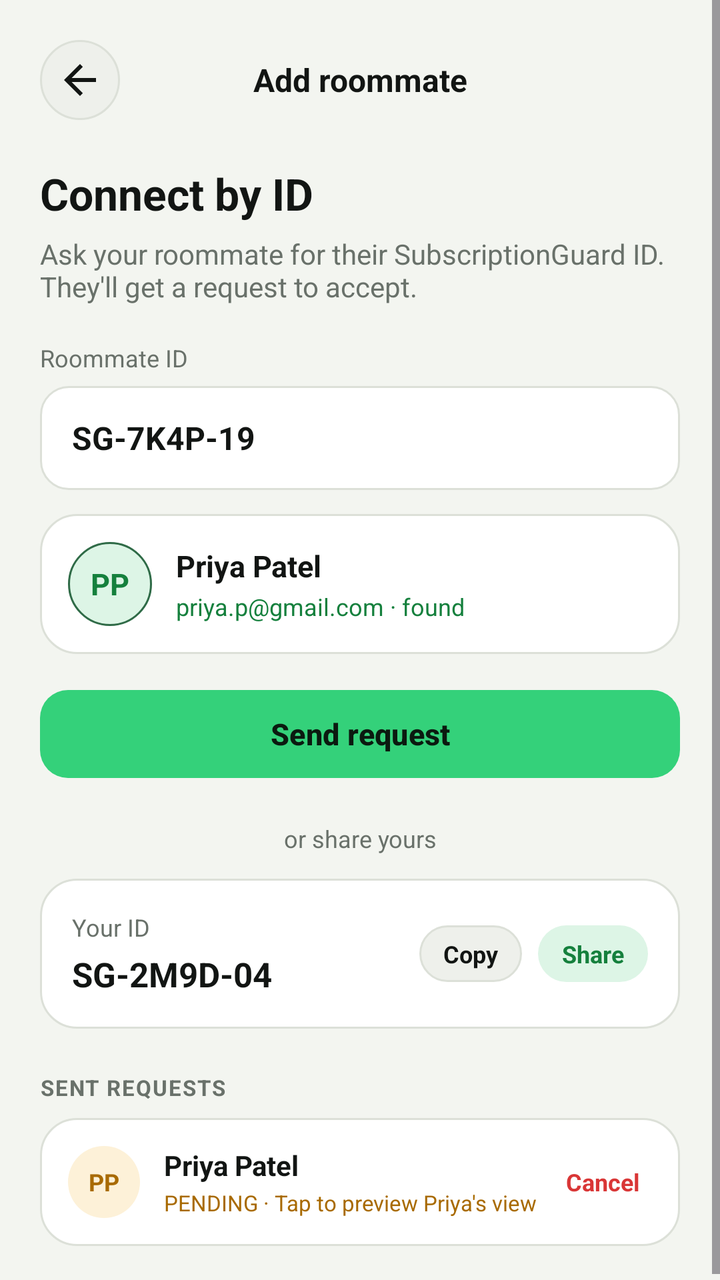
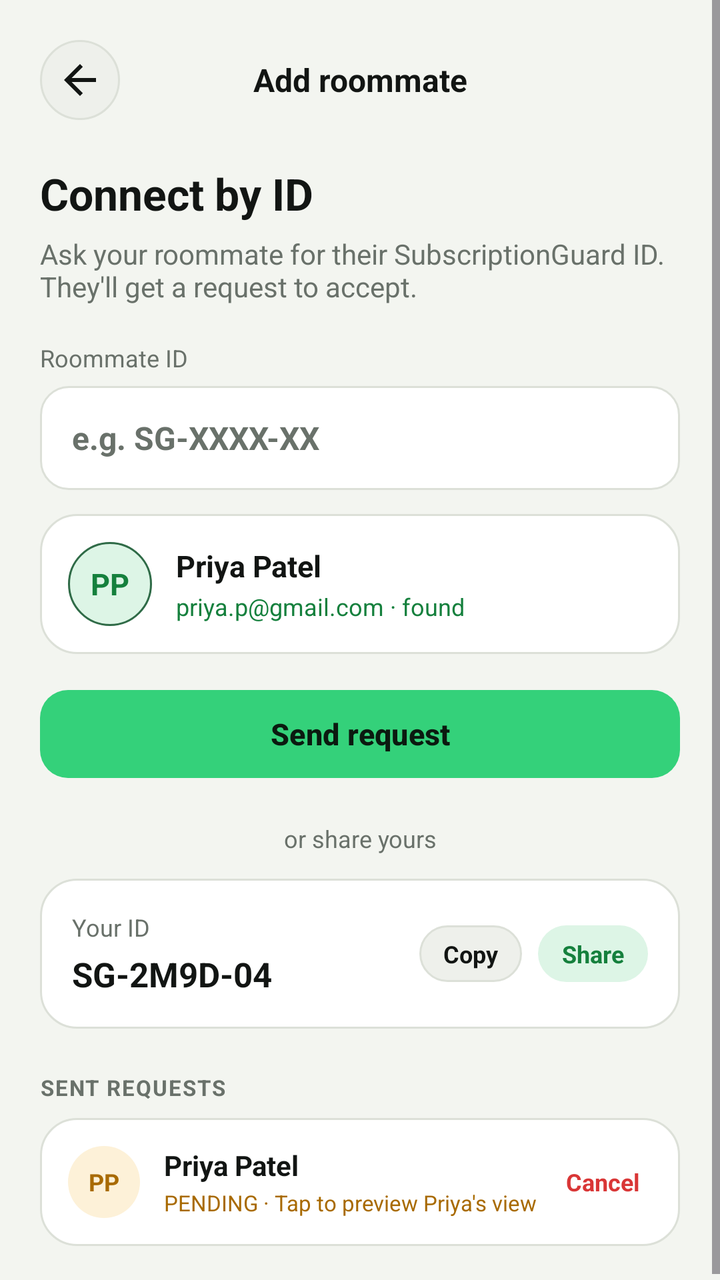

Before-and-after screenshots of an Android layout around one commit, followed by the original layout XML and the change that was made.
<!-- AndroidManifest.xml: application theme Theme.SubGuard -->
<!-- res/layout/fragment_add_roommate.xml -->
<?xml version="1.0" encoding="utf-8"?>
<ScrollView xmlns:android="http://schemas.android.com/apk/res/android"
    xmlns:app="http://schemas.android.com/apk/res-auto"
    android:layout_width="match_parent"
    android:layout_height="match_parent"
    android:background="@color/app_background"
    android:fillViewport="true">

    <LinearLayout
        android:layout_width="match_parent"
        android:layout_height="wrap_content"
        android:orientation="vertical"
        android:padding="20dp">

        
        <LinearLayout
            android:layout_width="match_parent"
            android:layout_height="wrap_content"
            android:gravity="center_vertical"
            android:orientation="horizontal">

            <ImageButton
                android:id="@+id/btn_back"
                android:layout_width="40dp"
                android:layout_height="40dp"
                android:background="@drawable/bg_circle_elevated"
                android:contentDescription="Back"
                android:src="@drawable/ic_arrow_back"
                app:tint="@color/text_primary" />

            <TextView
                android:layout_width="0dp"
                android:layout_height="wrap_content"
                android:layout_marginEnd="40dp"
                android:layout_weight="1"
                android:gravity="center"
                android:text="Add roommate"
                android:textColor="@color/text_primary"
                android:textSize="16sp"
                android:textStyle="bold" />
        </LinearLayout>

        <TextView
            android:layout_width="match_parent"
            android:layout_height="wrap_content"
            android:layout_marginTop="22dp"
            android:text="Connect by ID"
            android:textColor="@color/text_primary"
            android:textSize="22sp"
            android:textStyle="bold" />

        <TextView
            android:layout_width="match_parent"
            android:layout_height="wrap_content"
            android:layout_marginTop="6dp"
            android:text="Ask your roommate for their SubscriptionGuard ID. They'll get a request to accept."
            android:textColor="@color/text_secondary"
            android:textSize="14sp" />

        
        <TextView
            android:layout_width="match_parent"
            android:layout_height="wrap_content"
            android:layout_marginTop="18dp"
            android:text="Roommate ID"
            android:textColor="@color/text_secondary"
            android:textSize="12sp" />

        <EditText
            android:id="@+id/et_roommate_id"
            android:layout_width="match_parent"
            android:layout_height="52dp"
            android:layout_marginTop="6dp"
            android:background="@drawable/bg_input_field"
            android:importantForAutofill="no"
            android:inputType="textCapCharacters"
            android:paddingHorizontal="16dp"
            android:text="SG-7K4P-19"
            android:textColor="@color/text_primary"
            android:textSize="16sp"
            android:textStyle="bold" />

        
        <LinearLayout
            android:layout_width="match_parent"
            android:layout_height="wrap_content"
            android:layout_marginTop="12dp"
            android:background="@drawable/bg_card_rounded"
            android:gravity="center_vertical"
            android:orientation="horizontal"
            android:padding="14dp">

            <TextView
                android:layout_width="42dp"
                android:layout_height="42dp"
                android:background="@drawable/bg_circle_green"
                android:gravity="center"
                android:text="PP"
                android:textColor="@color/accent_green_text"
                android:textSize="15sp"
                android:textStyle="bold" />

            <LinearLayout
                android:layout_width="0dp"
                android:layout_height="wrap_content"
                android:layout_marginStart="12dp"
                android:layout_weight="1"
                android:orientation="vertical">

                <TextView
                    android:layout_width="wrap_content"
                    android:layout_height="wrap_content"
                    android:text="Priya Patel"
                    android:textColor="@color/text_primary"
                    android:textSize="15sp"
                    android:textStyle="bold" />

                <TextView
                    android:layout_width="wrap_content"
                    android:layout_height="wrap_content"
                    android:layout_marginTop="2dp"
                    android:text="priya.p@gmail.com · found"
                    android:textColor="@color/accent_green_text"
                    android:textSize="12sp" />
            </LinearLayout>
        </LinearLayout>

        <com.google.android.material.button.MaterialButton
            android:id="@+id/btn_send_request"
            android:layout_width="match_parent"
            android:layout_height="52dp"
            android:layout_marginTop="14dp"
            android:text="Send request"
            android:textAllCaps="false"
            android:textColor="@color/button_on_green"
            android:textSize="15sp"
            android:textStyle="bold"
            app:backgroundTint="@color/primary_green"
            app:cornerRadius="14dp" />

        <TextView
            android:layout_width="match_parent"
            android:layout_height="wrap_content"
            android:layout_marginTop="18dp"
            android:gravity="center"
            android:text="or share yours"
            android:textColor="@color/text_secondary"
            android:textSize="12sp" />

        
        <LinearLayout
            android:layout_width="match_parent"
            android:layout_height="wrap_content"
            android:layout_marginTop="12dp"
            android:background="@drawable/bg_card_rounded"
            android:gravity="center_vertical"
            android:orientation="horizontal"
            android:padding="16dp">

            <LinearLayout
                android:layout_width="0dp"
                android:layout_height="wrap_content"
                android:layout_weight="1"
                android:orientation="vertical">

                <TextView
                    android:layout_width="wrap_content"
                    android:layout_height="wrap_content"
                    android:text="Your ID"
                    android:textColor="@color/text_secondary"
                    android:textSize="12sp" />

                <TextView
                    android:id="@+id/tv_your_id"
                    android:layout_width="wrap_content"
                    android:layout_height="wrap_content"
                    android:layout_marginTop="4dp"
                    android:text="SG-2M9D-04"
                    android:textColor="@color/text_primary"
                    android:textSize="17sp"
                    android:textStyle="bold" />
            </LinearLayout>

            <TextView
                android:id="@+id/btn_copy_id"
                android:layout_width="wrap_content"
                android:layout_height="wrap_content"
                android:background="@drawable/bg_pill_elevated"
                android:paddingHorizontal="12dp"
                android:paddingVertical="6dp"
                android:text="Copy"
                android:textColor="@color/text_primary"
                android:textSize="12sp"
                android:textStyle="bold" />

            <TextView
                android:id="@+id/btn_share_id"
                android:layout_width="wrap_content"
                android:layout_height="wrap_content"
                android:layout_marginStart="8dp"
                android:background="@drawable/bg_pill_green"
                android:paddingHorizontal="12dp"
                android:paddingVertical="6dp"
                android:text="Share"
                android:textColor="@color/accent_green_text"
                android:textSize="12sp"
                android:textStyle="bold" />
        </LinearLayout>

        
        <TextView
            android:layout_width="match_parent"
            android:layout_height="wrap_content"
            android:layout_marginTop="22dp"
            android:letterSpacing="0.06"
            android:text="SENT REQUESTS"
            android:textColor="@color/text_secondary"
            android:textSize="11sp"
            android:textStyle="bold" />

        <LinearLayout
            android:id="@+id/card_sent_request_priya"
            android:layout_width="match_parent"
            android:layout_height="wrap_content"
            android:layout_marginTop="8dp"
            android:background="@drawable/bg_card_rounded"
            android:gravity="center_vertical"
            android:orientation="horizontal"
            android:padding="14dp">

            <TextView
                android:layout_width="36dp"
                android:layout_height="36dp"
                android:background="@drawable/bg_pill_amber"
                android:gravity="center"
                android:text="PP"
                android:textColor="@color/warning_amber"
                android:textSize="12sp"
                android:textStyle="bold" />

            <LinearLayout
                android:layout_width="0dp"
                android:layout_height="wrap_content"
                android:layout_marginStart="12dp"
                android:layout_weight="1"
                android:orientation="vertical">

                <TextView
                    android:layout_width="wrap_content"
                    android:layout_height="wrap_content"
                    android:text="Priya Patel"
                    android:textColor="@color/text_primary"
                    android:textSize="14sp"
                    android:textStyle="bold" />

                <TextView
                    android:layout_width="wrap_content"
                    android:layout_height="wrap_content"
                    android:layout_marginTop="2dp"
                    android:text="PENDING · Tap to preview Priya's view"
                    android:textColor="@color/warning_amber"
                    android:textSize="11sp" />
            </LinearLayout>

            <TextView
                android:id="@+id/btn_cancel_request"
                android:layout_width="wrap_content"
                android:layout_height="wrap_content"
                android:padding="6dp"
                android:text="Cancel"
                android:textColor="@color/danger_red"
                android:textSize="12sp"
                android:textStyle="bold" />
        </LinearLayout>

    </LinearLayout>
</ScrollView>
<!-- resources referenced by this layout -->
<resources>
  <color name="accent_green_text">#15803D</color>
  <color name="app_background">#F3F5F0</color>
  <color name="button_on_green">#0B1A10</color>
  <color name="danger_red">#D93636</color>
  <color name="primary_green">#34D17A</color>
  <color name="text_primary">#121513</color>
  <color name="text_secondary">#69716A</color>
  <color name="warning_amber">#A86A00</color>
  <!-- drawable bg_card_rounded (drawable) -->
  <?xml version="1.0" encoding="utf-8"?>
  <shape xmlns:android="http://schemas.android.com/apk/res/android"
      android:shape="rectangle">
      <solid android:color="@color/card_background" />
      <corners android:radius="18dp" />
      <stroke
          android:width="1dp"
          android:color="@color/card_border" />
  </shape>
  <!-- drawable bg_circle_elevated (drawable) -->
  <?xml version="1.0" encoding="utf-8"?>
  <shape xmlns:android="http://schemas.android.com/apk/res/android"
      android:shape="oval">
      <solid android:color="@color/surface_elevated" />
      <stroke
          android:width="1dp"
          android:color="@color/card_border" />
  </shape>
  <!-- drawable bg_circle_green (drawable) -->
  <?xml version="1.0" encoding="utf-8"?>
  <shape xmlns:android="http://schemas.android.com/apk/res/android"
      android:shape="oval">
      <solid android:color="@color/green_surface" />
      <stroke
          android:width="1dp"
          android:color="@color/green_border" />
  </shape>
  <!-- drawable bg_input_field (drawable) -->
  <?xml version="1.0" encoding="utf-8"?>
  <shape xmlns:android="http://schemas.android.com/apk/res/android"
      android:shape="rectangle">
      <solid android:color="@color/card_background" />
      <corners android:radius="14dp" />
      <stroke
          android:width="1dp"
          android:color="@color/card_border" />
  </shape>
  <!-- drawable bg_pill_amber (drawable) -->
  <?xml version="1.0" encoding="utf-8"?>
  <shape xmlns:android="http://schemas.android.com/apk/res/android"
      android:shape="rectangle">
      <solid android:color="@color/warning_surface" />
      <corners android:radius="999dp" />
  </shape>
  <!-- drawable bg_pill_elevated (drawable) -->
  <?xml version="1.0" encoding="utf-8"?>
  <shape xmlns:android="http://schemas.android.com/apk/res/android"
      android:shape="rectangle">
      <solid android:color="@color/surface_elevated" />
      <corners android:radius="999dp" />
      <stroke
          android:width="1dp"
          android:color="@color/card_border" />
  </shape>
  <!-- drawable bg_pill_green (drawable) -->
  <?xml version="1.0" encoding="utf-8"?>
  <shape xmlns:android="http://schemas.android.com/apk/res/android"
      android:shape="rectangle">
      <solid android:color="@color/green_surface" />
      <corners android:radius="999dp" />
  </shape>
  <!-- drawable ic_arrow_back (drawable) -->
  <?xml version="1.0" encoding="utf-8"?>
  <vector xmlns:android="http://schemas.android.com/apk/res/android"
      android:width="24dp"
      android:height="24dp"
      android:viewportWidth="24"
      android:viewportHeight="24">
      <path
          android:fillColor="#FFFFFFFF"
          android:pathData="M20,11H7.83l5.59,-5.59L12,4l-8,8 8,8 1.41,-1.41L7.83,13H20v-2z" />
  </vector>
  <style name="Theme.SubGuard" parent="Base.Theme.SubGuard" />
  <color name="card_background">#FFFFFF</color>
  <color name="card_border">#DCE0D8</color>
  <color name="surface_elevated">#EEF0EB</color>
  <color name="green_surface">#DDF5E6</color>
  <color name="green_border">#2F6B47</color>
  <color name="warning_surface">#FDF1D8</color>
  <style name="Base.Theme.SubGuard" parent="Theme.Material3.DayNight.NoActionBar">
          <item name="colorPrimary">@color/primary_green</item>
          <item name="colorOnPrimary">@color/button_on_green</item>
          <item name="android:statusBarColor">@color/app_background</item>
          <item name="android:navigationBarColor">@color/card_background</item>
          <item name="android:windowBackground">@color/app_background</item>
      </style>
</resources>

<!-- the commit's change to res/layout/fragment_add_roommate.xml (unified diff, before → after) -->
@@ -72,11 +72,12 @@
             android:layout_height="52dp"
             android:layout_marginTop="6dp"
             android:background="@drawable/bg_input_field"
+            android:hint="e.g. SG-XXXX-XX"
             android:importantForAutofill="no"
             android:inputType="textCapCharacters"
             android:paddingHorizontal="16dp"
-            android:text="SG-7K4P-19"
             android:textColor="@color/text_primary"
+            android:textColorHint="@color/text_secondary"
             android:textSize="16sp"
             android:textStyle="bold" />
 
